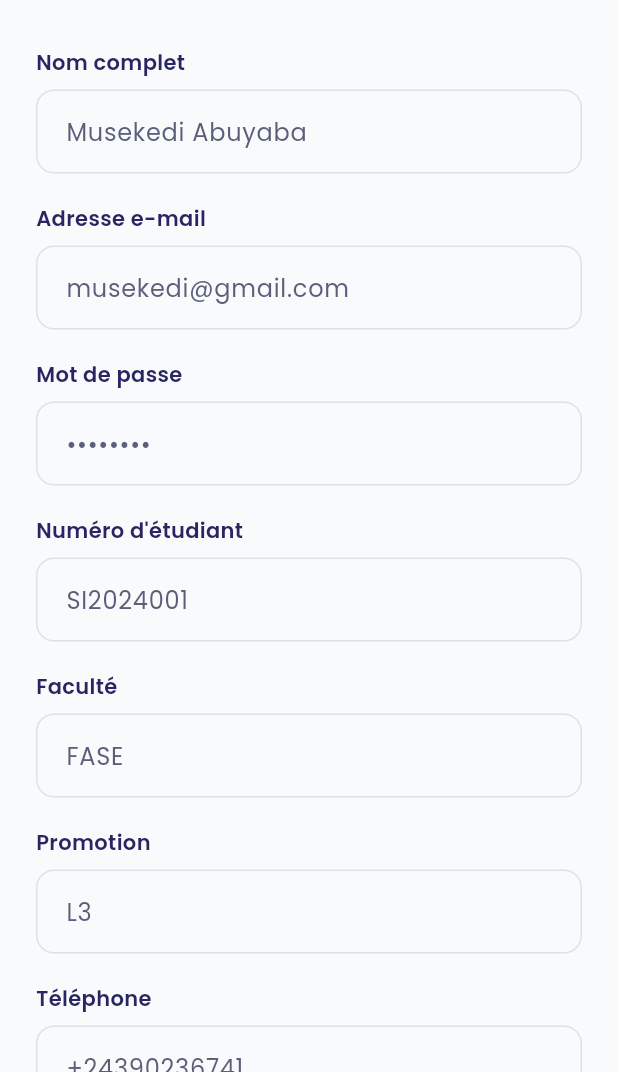
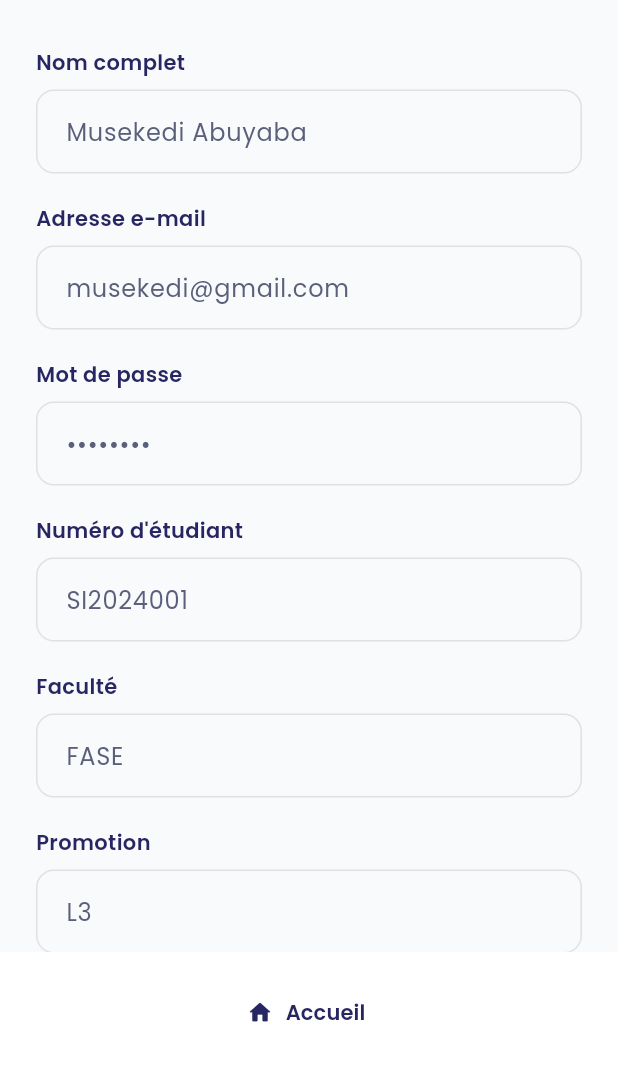
Before and after one commit to gshimatu/biblio-fac-flutter, a Flutter app: the RegisterView screen opened by its route, on a phone screen of 412 x 824 dp, the part 164-1236 px from its top. Run offline on Flutter 3.47's test engine with Material 3 defaults, Android fonts, the phone set to English and light mode, and no system bars; our stand-ins replace cloud_firestore, firebase_auth, firebase_core, firebase_storage, google_fonts, image_picker; accounts and stored records are empty; network calls fail.

Commit message:
Mise à jour de la page login et register pour ajouter une navigation vers la page d'accueil

```diff
--- a/lib/views/auth/register_view.dart
+++ b/lib/views/auth/register_view.dart
@@ -87,6 +87,34 @@ class _RegisterViewState extends State<RegisterView> {
   Widget build(BuildContext context) {
     return Scaffold(
       backgroundColor: const Color(0xFFF8FAFC),
+      bottomNavigationBar: BottomAppBar(
+        color: Colors.white,
+        elevation: 8,
+        child: SafeArea(
+          top: false,
+          child: SizedBox(
+            height: 60,
+            child: Row(
+              mainAxisAlignment: MainAxisAlignment.center,
+              children: [
+                TextButton.icon(
+                  onPressed: () {
+                    Navigator.of(context).pushNamedAndRemoveUntil('/', (route) => false);
+                  },
+                  icon: const Icon(Icons.home_rounded),
+                  label: Text(
+                    'Accueil',
+                    style: GoogleFonts.poppins(fontWeight: FontWeight.w600),
+                  ),
+                  style: TextButton.styleFrom(
+                    foregroundColor: const Color(0xFF272662),
+                  ),
+                ),
+              ],
+            ),
+          ),
+        ),
+      ),
       body: SafeArea(
         child: SingleChildScrollView(
           padding: const EdgeInsets.symmetric(horizontal: 24, vertical: 32),
```
Also changed, not shown: lib/views/auth/login_view.dart (+28 -0 lines), 1 other file.
